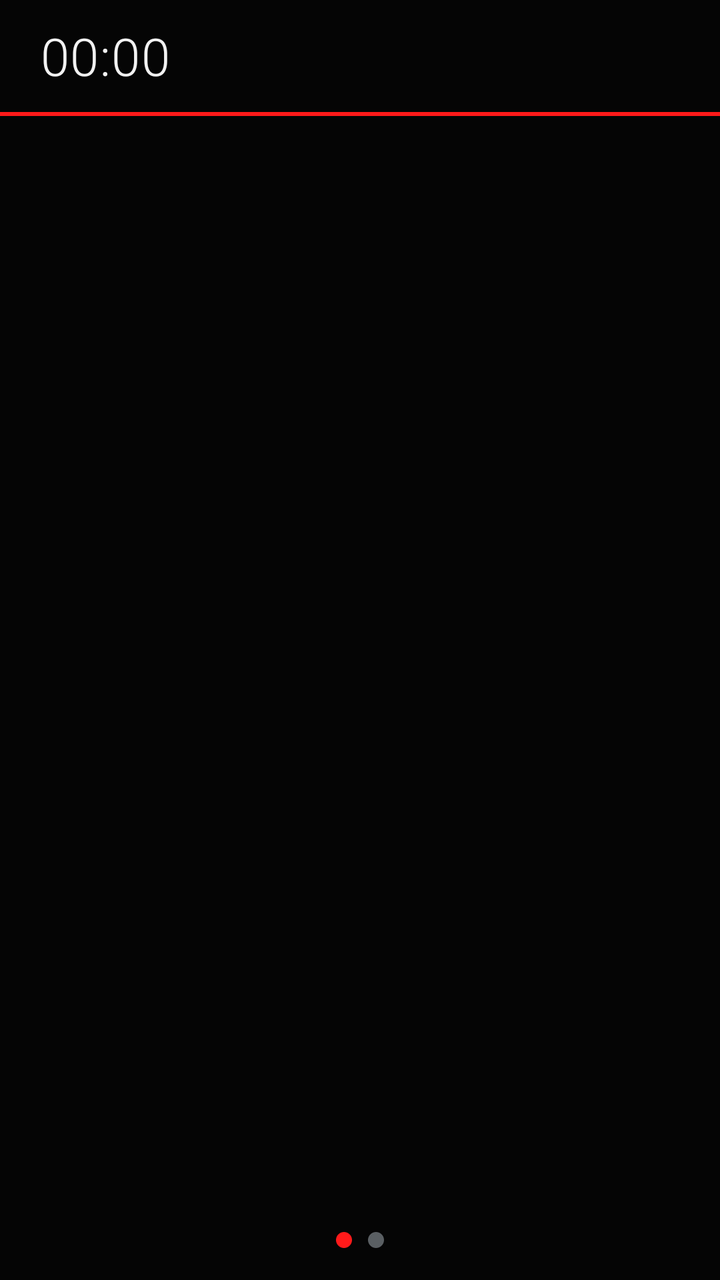
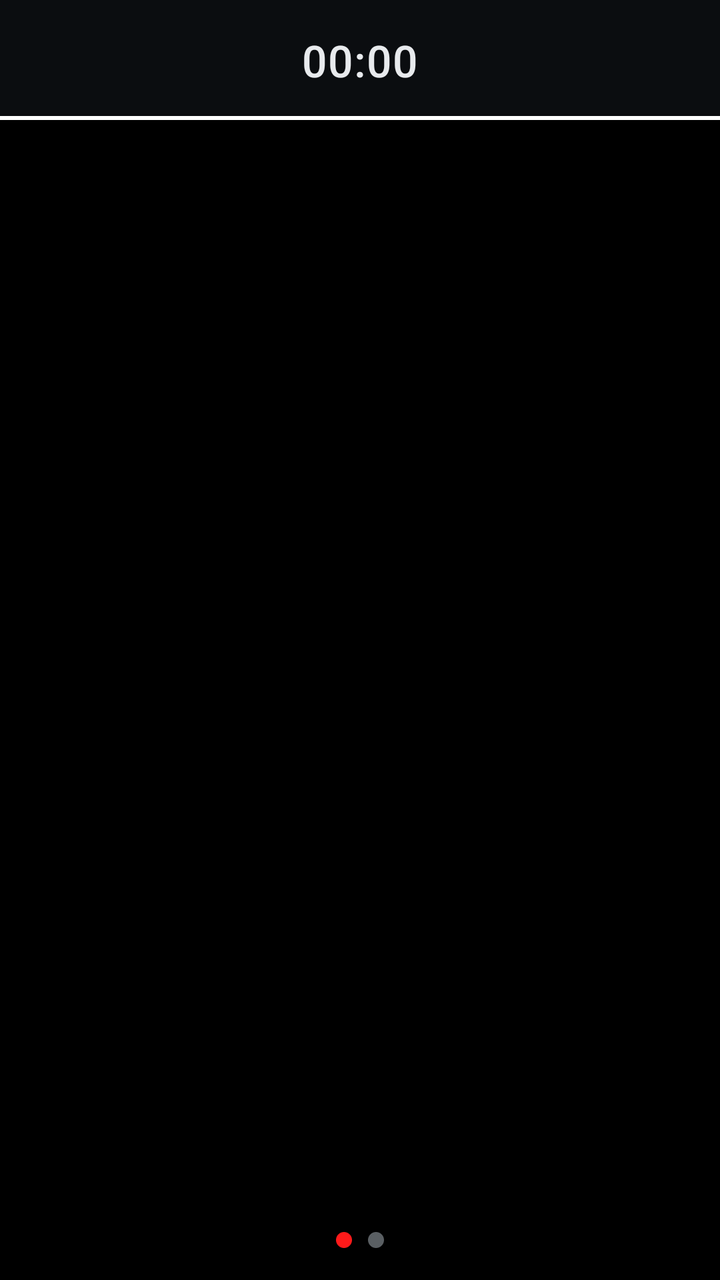

The first picture is an Android layout as it rendered before a commit; the second is the same layout after the commit. The layout source and the unified diff follow.
<!-- AndroidManifest.xml: application theme Theme.VWShell -->
<!-- res/layout/activity_main.xml -->
<?xml version="1.0" encoding="utf-8"?>
<FrameLayout xmlns:android="http://schemas.android.com/apk/res/android"
    android:id="@+id/rootFrame"
    android:layout_width="match_parent"
    android:layout_height="match_parent"
    android:background="@color/vw_background"
    android:fitsSystemWindows="false">

    
    <LinearLayout
        android:id="@+id/homeContainer"
        android:layout_width="match_parent"
        android:layout_height="match_parent"
        android:orientation="vertical">

        
        <include android:id="@+id/topBar" layout="@layout/view_topbar"/>
        <View android:layout_width="match_parent" android:layout_height="@dimen/accent_line"
            android:background="@drawable/accent_line"/>

        
        <androidx.viewpager2.widget.ViewPager2
            android:id="@+id/pager"
            android:layout_width="match_parent"
            android:layout_height="0dp"
            android:layout_weight="1"/>

        
        <LinearLayout
            android:id="@+id/pageDots"
            android:layout_width="wrap_content"
            android:layout_height="wrap_content"
            android:layout_gravity="center_horizontal"
            android:layout_marginTop="2dp"
            android:layout_marginBottom="16dp"
            android:orientation="horizontal">

            <View android:id="@+id/dot0"
                android:layout_width="8dp" android:layout_height="8dp"
                android:layout_marginEnd="8dp"
                android:background="@drawable/page_dot_active"/>
            <View android:id="@+id/dot1"
                android:layout_width="8dp" android:layout_height="8dp"
                android:background="@drawable/page_dot_inactive"/>
        </LinearLayout>

        
        <include android:id="@+id/miniPlayer" layout="@layout/view_mini_player"/>
    </LinearLayout>

    
    <FrameLayout
        android:id="@+id/sectionContainer"
        android:layout_width="match_parent"
        android:layout_height="match_parent"
        android:background="@color/vw_background"
        android:visibility="gone"/>
</FrameLayout>
<!-- res/layout/view_topbar.xml (included above) -->
<?xml version="1.0" encoding="utf-8"?>
<LinearLayout xmlns:android="http://schemas.android.com/apk/res/android"
    xmlns:tools="http://schemas.android.com/tools"
    android:id="@+id/topBar"
    android:layout_width="match_parent"
    android:layout_height="@dimen/topbar_height"
    android:orientation="horizontal"
    android:gravity="center_vertical"
    android:background="@color/vw_background"
    android:paddingStart="@dimen/screen_padding"
    android:paddingEnd="@dimen/screen_padding">

    <TextView
        android:id="@+id/clockText"
        android:layout_width="wrap_content"
        android:layout_height="wrap_content"
        android:textColor="@color/vw_text_primary"
        android:textSize="@dimen/clock_text"
        android:fontFamily="sans-serif-light"
        android:letterSpacing="0.02"
        tools:ignore="HardcodedText"
        android:text="00:00"/>

    <TextView
        android:id="@+id/dateText"
        android:layout_width="wrap_content"
        android:layout_height="wrap_content"
        android:layout_marginStart="12dp"
        android:textColor="@color/vw_text_secondary"
        android:textSize="@dimen/small_text"/>

    
    <TextView
        android:id="@+id/modeText"
        android:layout_width="0dp"
        android:layout_height="wrap_content"
        android:layout_weight="1"
        android:gravity="center"
        android:textColor="@color/vw_text_primary"
        android:textSize="@dimen/title_text"
        android:letterSpacing="0.06"
        android:singleLine="true"
        android:ellipsize="end"/>

    <ImageView
        android:id="@+id/iconBluetooth"
        android:layout_width="@dimen/icon_sm"
        android:layout_height="@dimen/icon_sm"
        android:layout_marginEnd="14dp"
        android:src="@drawable/ic_bluetooth"
        android:contentDescription="@string/tile_phone"
        android:visibility="gone"/>

    <ImageView
        android:id="@+id/iconSignal"
        android:layout_width="@dimen/icon_sm"
        android:layout_height="@dimen/icon_sm"
        android:contentDescription="@string/unavailable"
        android:visibility="gone"/>
</LinearLayout>
<!-- res/layout/view_mini_player.xml (included above) -->
<?xml version="1.0" encoding="utf-8"?>
<LinearLayout xmlns:android="http://schemas.android.com/apk/res/android"
    android:id="@+id/miniPlayer"
    android:layout_width="match_parent"
    android:layout_height="wrap_content"
    android:orientation="horizontal"
    android:gravity="center_vertical"
    android:background="@color/vw_panel_bg"
    android:paddingStart="@dimen/screen_padding"
    android:paddingEnd="@dimen/screen_padding"
    android:paddingTop="8dp"
    android:paddingBottom="8dp"
    android:visibility="gone">

    <ImageView
        android:id="@+id/miniArt"
        android:layout_width="44dp"
        android:layout_height="44dp"
        android:layout_marginEnd="12dp"
        android:scaleType="centerCrop"
        android:src="@drawable/ic_album"
        android:contentDescription="@string/media_source"/>

    <LinearLayout
        android:id="@+id/miniInfo"
        android:layout_width="0dp"
        android:layout_height="wrap_content"
        android:layout_weight="1"
        android:orientation="vertical">

        <TextView android:id="@+id/miniTitle"
            android:layout_width="match_parent" android:layout_height="wrap_content"
            android:singleLine="true" android:ellipsize="end"
            android:textColor="@color/vw_text_primary" android:textSize="@dimen/body_text"/>

        <TextView android:id="@+id/miniArtist"
            android:layout_width="match_parent" android:layout_height="wrap_content"
            android:singleLine="true" android:ellipsize="end"
            android:textColor="@color/vw_text_secondary" android:textSize="@dimen/small_text"/>
    </LinearLayout>

    <ImageButton android:id="@+id/btnMiniPrev" style="@style/VW.ControlButton.small"
        android:src="@drawable/ic_prev" android:contentDescription="@string/media_prev"/>
    <ImageButton android:id="@+id/btnMiniPlay" style="@style/VW.ControlButton.small"
        android:src="@drawable/ic_play" android:contentDescription="@string/media_play"/>
    <ImageButton android:id="@+id/btnMiniNext" style="@style/VW.ControlButton.small"
        android:src="@drawable/ic_next" android:contentDescription="@string/media_next"/>
</LinearLayout>
<!-- resources referenced by this layout -->
<resources>
  <color name="vw_background">#FF050505</color>
  <color name="vw_panel_bg">#FF0A0B0C</color>
  <color name="vw_text_primary">#FFF2F2F2</color>
  <color name="vw_text_secondary">#FF92979C</color>
  <dimen name="accent_line">2dp</dimen>
  <dimen name="body_text">16sp</dimen>
  <dimen name="clock_text">26sp</dimen>
  <dimen name="icon_sm">24dp</dimen>
  <dimen name="screen_padding">20dp</dimen>
  <dimen name="small_text">13sp</dimen>
  <dimen name="title_text">20sp</dimen>
  <dimen name="topbar_height">56dp</dimen>
  <!-- drawable accent_line (drawable) -->
  <?xml version="1.0" encoding="utf-8"?>
  <shape xmlns:android="http://schemas.android.com/apk/res/android" android:shape="rectangle">
      <solid android:color="@color/vw_accent"/>
  </shape>
  <!-- drawable ic_next (drawable) -->
  <?xml version="1.0" encoding="utf-8"?>
  <vector xmlns:android="http://schemas.android.com/apk/res/android"
      android:width="24dp" android:height="24dp"
      android:viewportWidth="24" android:viewportHeight="24"
      android:tint="@color/vw_icon_tint">
      <path android:fillColor="#FFFFFFFF" android:pathData="M16,6h2v12h-2zM6,18l8.5,-6L6,6z"/>
  </vector>
  <!-- drawable ic_play (drawable) -->
  <?xml version="1.0" encoding="utf-8"?>
  <vector xmlns:android="http://schemas.android.com/apk/res/android"
      android:width="24dp" android:height="24dp"
      android:viewportWidth="24" android:viewportHeight="24"
      android:tint="@color/vw_icon_tint">
      <path android:fillColor="#FFFFFFFF" android:pathData="M8,5v14l11,-7z"/>
  </vector>
  <!-- drawable ic_prev (drawable) -->
  <?xml version="1.0" encoding="utf-8"?>
  <vector xmlns:android="http://schemas.android.com/apk/res/android"
      android:width="24dp" android:height="24dp"
      android:viewportWidth="24" android:viewportHeight="24"
      android:tint="@color/vw_icon_tint">
      <path android:fillColor="#FFFFFFFF" android:pathData="M6,6h2v12H6zM9.5,12l8.5,6V6z"/>
  </vector>
  <!-- drawable page_dot_active (drawable) -->
  <?xml version="1.0" encoding="utf-8"?>
  <shape xmlns:android="http://schemas.android.com/apk/res/android" android:shape="oval">
      <solid android:color="@color/vw_accent"/>
      <size android:width="8dp" android:height="8dp"/>
  </shape>
  <!-- drawable page_dot_inactive (drawable) -->
  <?xml version="1.0" encoding="utf-8"?>
  <shape xmlns:android="http://schemas.android.com/apk/res/android" android:shape="oval">
      <solid android:color="@color/vw_text_disabled"/>
      <size android:width="8dp" android:height="8dp"/>
  </shape>
  <string name="media_next">Следующий трек</string>
  <string name="media_play">Воспроизведение</string>
  <string name="media_prev">Предыдущий трек</string>
  <string name="media_source">Источник</string>
  <string name="tile_phone">Телефон</string>
  <string name="unavailable">Недоступно</string>
  <style name="VW.ControlButton.small">
          <item name="android:layout_width">40dp</item>
          <item name="android:layout_height">40dp</item>
          <item name="android:padding">9dp</item>
      </style>
  <color name="vw_accent">#FFFF1A1A</color>
  <color name="vw_icon_tint">#FFF2F2F2</color>
  <color name="vw_text_disabled">#FF5A5F63</color>
  <color name="vw_tile_bg">#FF101214</color>
  <style name="VW.WindowAnim" parent="@android:style/Animation.Activity">
          <item name="android:activityOpenEnterAnimation">@anim/vw_enter</item>
          <item name="android:activityOpenExitAnimation">@anim/vw_exit</item>
          <item name="android:activityCloseEnterAnimation">@anim/vw_enter</item>
          <item name="android:activityCloseExitAnimation">@anim/vw_exit</item>
      </style>
  <dimen name="tile_radius">3dp</dimen>
  <color name="vw_stroke">#FF3A3E42</color>
  <dimen name="tile_stroke">1dp</dimen>
  <color name="vw_tile_bg_pressed">#FF1B1E21</color>
  <dimen name="button_height">56dp</dimen>
  <!-- unchanged entries left out for length: 4 -->
</resources>

<!-- the commit's change to res/layout/activity_main.xml (unified diff, before → after) -->
@@ -15,8 +15,6 @@
 
         
         <include android:id="@+id/topBar" layout="@layout/view_topbar"/>
-        <View android:layout_width="match_parent" android:layout_height="@dimen/accent_line"
-            android:background="@drawable/accent_line"/>
 
         
         <androidx.viewpager2.widget.ViewPager2
@@ -58,65 +56,87 @@
 </FrameLayout>
 <!-- res/layout/view_topbar.xml (included above) -->
 <?xml version="1.0" encoding="utf-8"?>
-<LinearLayout xmlns:android="http://schemas.android.com/apk/res/android"
+<androidx.constraintlayout.widget.ConstraintLayout xmlns:android="http://schemas.android.com/apk/res/android"
+    xmlns:app="http://schemas.android.com/apk/res-auto"
     xmlns:tools="http://schemas.android.com/tools"
     android:id="@+id/topBar"
     android:layout_width="match_parent"
-    android:layout_height="@dimen/topbar_height"
-    android:orientation="horizontal"
-    android:gravity="center_vertical"
-    android:background="@color/vw_background"
-    android:paddingStart="@dimen/screen_padding"
-    android:paddingEnd="@dimen/screen_padding">
+    android:layout_height="60dp"
+    android:background="#0b0d10">
+
+    <TextView
+        android:id="@+id/modeText"
+        android:layout_width="0dp"
+        android:layout_height="wrap_content"
+        android:layout_marginStart="16dp"
+        android:alpha="0.55"
+        android:ellipsize="end"
+        android:singleLine="true"
+        android:textColor="@color/vw_text_secondary"
+        android:textSize="13sp"
+        app:layout_constraintBottom_toBottomOf="parent"
+        app:layout_constraintEnd_toStartOf="@id/clockText"
+        app:layout_constraintStart_toStartOf="parent"
+        app:layout_constraintTop_toTopOf="parent" />
 
     <TextView
         android:id="@+id/clockText"
         android:layout_width="wrap_content"
         android:layout_height="wrap_content"
+        android:fontFamily="sans-serif-medium"
+        android:letterSpacing="0.02"
+        android:text="00:00"
         android:textColor="@color/vw_text_primary"
-        android:textSize="@dimen/clock_text"
-        android:fontFamily="sans-serif-light"
-        android:letterSpacing="0.02"
-        tools:ignore="HardcodedText"
-        android:text="00:00"/>
+        android:textSize="22sp"
+        app:layout_constraintBottom_toBottomOf="parent"
+        app:layout_constraintEnd_toEndOf="parent"
+        app:layout_constraintStart_toStartOf="parent"
+        app:layout_constraintTop_toTopOf="parent"
+        tools:ignore="HardcodedText" />
 
     <TextView
         android:id="@+id/dateText"
         android:layout_width="wrap_content"
         android:layout_height="wrap_content"
-        android:layout_marginStart="12dp"
+        android:layout_marginEnd="16dp"
         android:textColor="@color/vw_text_secondary"
-        android:textSize="@dimen/small_text"/>
+        android:textSize="13sp"
+        app:layout_constraintBottom_toBottomOf="parent"
+        app:layout_constraintEnd_toEndOf="parent"
+        app:layout_constraintTop_toTopOf="parent" />
 
     
-    <TextView
-        android:id="@+id/modeText"
-        android:layout_width="0dp"
-        android:layout_height="wrap_content"
-        android:layout_weight="1"
-        android:gravity="center"
-        android:textColor="@color/vw_text_primary"
-        android:textSize="@dimen/title_text"
-        android:letterSpacing="0.06"
-        android:singleLine="true"
-        android:ellipsize="end"/>
-
     <ImageView
         android:id="@+id/iconBluetooth"
         android:layout_width="@dimen/icon_sm"
         android:layout_height="@dimen/icon_sm"
-        android:layout_marginEnd="14dp"
+        android:layout_marginEnd="16dp"
         android:src="@drawable/ic_bluetooth"
         android:contentDescription="@string/tile_phone"
-        android:visibility="gone"/>
+        android:visibility="gone"
+        app:layout_constraintTop_toTopOf="parent"
+        app:layout_constraintEnd_toEndOf="parent"
+        app:tint="@color/vw_text_secondary" />
 
     <ImageView
         android:id="@+id/iconSignal"
         android:layout_width="@dimen/icon_sm"
         android:layout_height="@dimen/icon_sm"
+        android:layout_marginEnd="48dp"
         android:contentDescription="@string/unavailable"
-        android:visibility="gone"/>
-</LinearLayout>
+        android:visibility="gone"
+        app:layout_constraintTop_toTopOf="parent"
+        app:layout_constraintEnd_toEndOf="parent" />
+
+    <View
+        android:layout_width="0dp"
+        android:layout_height="2dp"
+        android:background="#FFFFFF"
+        android:elevation="4dp"
+        app:layout_constraintBottom_toBottomOf="parent"
+        app:layout_constraintEnd_toEndOf="parent"
+        app:layout_constraintStart_toStartOf="parent" />
+</androidx.constraintlayout.widget.ConstraintLayout>
 <!-- res/layout/view_mini_player.xml (included above) -->
 <?xml version="1.0" encoding="utf-8"?>
 <LinearLayout xmlns:android="http://schemas.android.com/apk/res/android"
<!-- resource entries referenced after the edit -->
@@ -1,22 +1,13 @@
 <!-- resources referenced by this layout -->
 <resources>
-  <color name="vw_background">#FF050505</color>
+  <color name="vw_background">#000000</color>
   <color name="vw_panel_bg">#FF0A0B0C</color>
-  <color name="vw_text_primary">#FFF2F2F2</color>
-  <color name="vw_text_secondary">#FF92979C</color>
-  <dimen name="accent_line">2dp</dimen>
+  <color name="vw_text_primary">#e8eaed</color>
+  <color name="vw_text_secondary">#9aa0a6</color>
   <dimen name="body_text">16sp</dimen>
-  <dimen name="clock_text">26sp</dimen>
   <dimen name="icon_sm">24dp</dimen>
   <dimen name="screen_padding">20dp</dimen>
   <dimen name="small_text">13sp</dimen>
-  <dimen name="title_text">20sp</dimen>
-  <dimen name="topbar_height">56dp</dimen>
-  <!-- drawable accent_line (drawable) -->
-  <?xml version="1.0" encoding="utf-8"?>
-  <shape xmlns:android="http://schemas.android.com/apk/res/android" android:shape="rectangle">
-      <solid android:color="@color/vw_accent"/>
-  </shape>
   <!-- drawable ic_next (drawable) -->
   <?xml version="1.0" encoding="utf-8"?>
   <vector xmlns:android="http://schemas.android.com/apk/res/android"
@@ -64,8 +55,8 @@
           <item name="android:layout_height">40dp</item>
           <item name="android:padding">9dp</item>
       </style>
-  <color name="vw_accent">#FFFF1A1A</color>
-  <color name="vw_icon_tint">#FFF2F2F2</color>
+  <color name="vw_accent">#FF1A1A</color>
+  <color name="vw_icon_tint">#e8eaed</color>
   <color name="vw_text_disabled">#FF5A5F63</color>
   <color name="vw_tile_bg">#FF101214</color>
   <style name="VW.WindowAnim" parent="@android:style/Animation.Activity">
